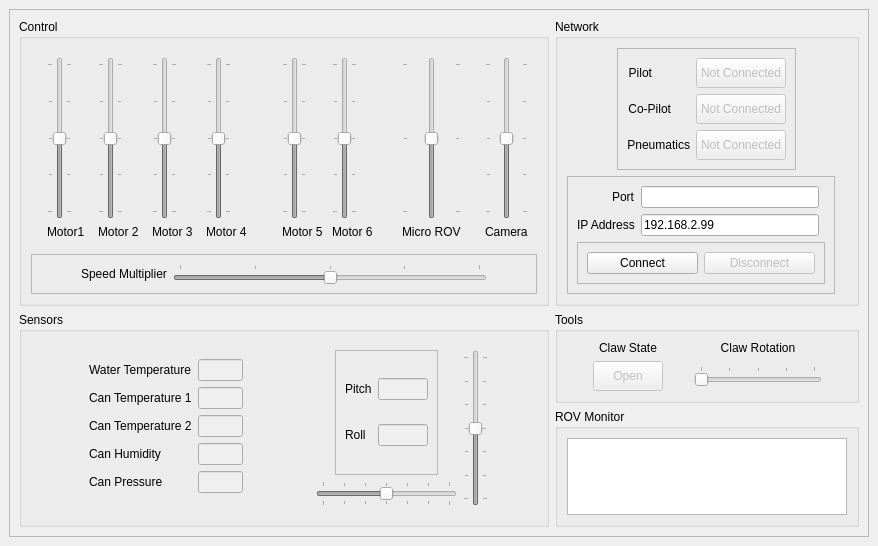
ShaneTWilliams/husky-rov, file pilot_terminal/gui/qt/terminal_window.ui: the form before one commit.
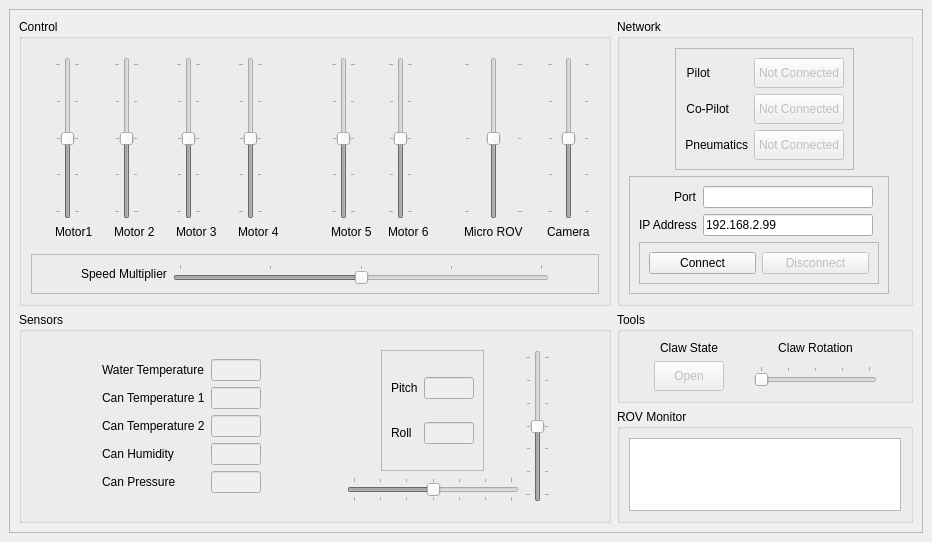
The form after the commit. Icons and pictures are not drawn.

Commit message: Adjust gui window scaling

```diff
--- a/pilot_terminal/gui/qt/terminal_window.ui
+++ b/pilot_terminal/gui/qt/terminal_window.ui
@@ -9,8 +9,8 @@
    <rect>
     <x>0</x>
     <y>0</y>
-    <width>878</width>
-    <height>546</height>
+    <width>932</width>
+    <height>513</height>
    </rect>
   </property>
   <property name="windowTitle">
@@ -39,7 +39,7 @@
       <property name="frameShadow">
        <enum>QFrame::Raised</enum>
       </property>
-      <layout class="QGridLayout" name="gridLayout_2" rowstretch="3,0,2" columnstretch="2,0">
+      <layout class="QGridLayout" name="gridLayout_2" rowstretch="3,1,2" columnstretch="2,1">
        <item row="0" column="1">
         <widget class="QGroupBox" name="groupBox_4">
          <property name="title">
```
The commit also changes 1 other file.
